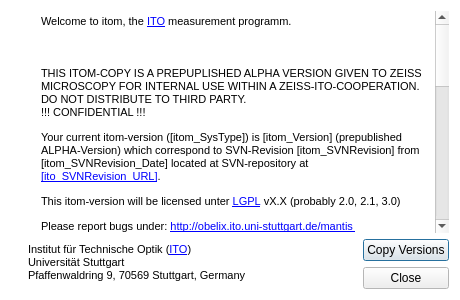
First picture: the form in Qitom/ui/dialogAbout.ui, repository itom-project/itom, before the edit.
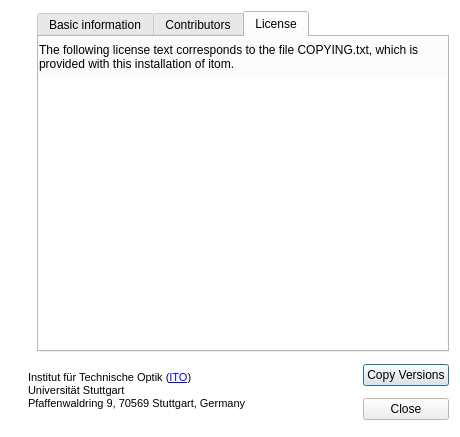
Second picture: the form after the edit. The open tabs and pages were chosen to show the change. Icons and pictures are not drawn.

Commit message: added license text and contributors to about dialog.

Patch:
```diff
--- a/Qitom/ui/dialogAbout.ui
+++ b/Qitom/ui/dialogAbout.ui
@@ -7,7 +7,7 @@
     <x>0</x>
     <y>0</y>
     <width>460</width>
-    <height>300</height>
+    <height>437</height>
    </rect>
   </property>
   <property name="minimumSize">
@@ -62,7 +62,7 @@
   <property name="windowTitle">
    <string>About ITOM</string>
   </property>
-  <layout class="QVBoxLayout" name="verticalLayout_3">
+  <layout class="QVBoxLayout" name="verticalLayout_3" stretch="5,1">
    <item>
     <layout class="QHBoxLayout" name="horizontalLayout">
      <item>
@@ -99,7 +99,23 @@
       </layout>
      </item>
      <item>
-      <widget class="QTextEdit" name="infoText">
+      <widget class="QTabWidget" name="tabWidget">
+       <property name="currentIndex">
+        <number>0</number>
+       </property>
+       <widget class="QWidget" name="tab">
+        <attribute name="title">
+         <string>Basic information</string>
+        </attribute>
+        <layout class="QVBoxLayout" name="verticalLayout_4">
+         <property name="spacing">
+          <number>0</number>
+         </property>
+         <property name="margin">
+          <number>0</number>
+         </property>
+         <item>
+          <widget class="QTextEdit" name="txtBasic">
        <property name="enabled">
         <bool>true</bool>
        </property>
@@ -128,37 +144,134 @@
 &lt;html&gt;&lt;head&gt;&lt;meta name=&quot;qrichtext&quot; content=&quot;1&quot; /&gt;&lt;style type=&quot;text/css&quot;&gt;
 p, li { white-space: pre-wrap; }
 &lt;/style&gt;&lt;/head&gt;&lt;body style=&quot; font-family:'MS Shell Dlg 2'; font-size:8.25pt; font-weight:400; font-style:normal;&quot;&gt;
-&lt;p style=&quot; margin-top:0px; margin-bottom:0px; margin-left:0px; margin-right:0px; -qt-block-indent:0; text-indent:0px;&quot;&gt;&lt;span style=&quot; font-size:8pt;&quot;&gt;Welcome to itom, the &lt;/span&gt;&lt;a href=&quot;http://www.ito.uni-stuttgart.de&quot;&gt;&lt;span style=&quot; font-size:8pt; text-decoration: underline; color:#0000ff;&quot;&gt;ITO&lt;/span&gt;&lt;/a&gt;&lt;span style=&quot; font-size:8pt;&quot;&gt; measurement programm.&lt;/span&gt;&lt;/p&gt;
-&lt;p style=&quot;-qt-paragraph-type:empty; margin-top:0px; margin-bottom:0px; margin-left:0px; margin-right:0px; -qt-block-indent:0; text-indent:0px; font-size:8pt;&quot;&gt;&lt;/p&gt;
-&lt;p style=&quot; margin-top:0px; margin-bottom:0px; margin-left:0px; margin-right:0px; -qt-block-indent:0; text-indent:0px;&quot;&gt;&lt;span style=&quot; font-size:8pt;&quot;&gt;&lt;br /&gt;&lt;/span&gt;&lt;/p&gt;
-&lt;p style=&quot; margin-top:0px; margin-bottom:0px; margin-left:0px; margin-right:0px; -qt-block-indent:0; text-indent:0px;&quot;&gt;&lt;span style=&quot; font-size:8pt;&quot;&gt;THIS ITOM-COPY IS A PREPUPLISHED ALPHA VERSION GIVEN TO ZEISS MICROSCOPY FOR INTERNAL USE WITHIN A ZEISS-ITO-COOPERATION. DO NOT DISTRIBUTE TO THIRD PARTY.&lt;br /&gt;!!! CONFIDENTIAL !!!&lt;/span&gt;&lt;/p&gt;
-&lt;p style=&quot; margin-top:12px; margin-bottom:12px; margin-left:0px; margin-right:0px; -qt-block-indent:0; text-indent:0px;&quot;&gt;&lt;span style=&quot; font-size:8pt;&quot;&gt;Your current itom-version ([itom_SysType]) is [itom_Version] (prepublished ALPHA-Version) which correspond to SVN-Revision [itom_SVNRevision] from [itom_SVNRevision_Date] located at SVN-repository at &lt;/span&gt;&lt;a href=&quot;[ito_SVNRevision_URL]&quot;&gt;&lt;span style=&quot; font-size:8pt; text-decoration: underline; color:#0000ff;&quot;&gt;[ito_SVNRevision_URL]&lt;/span&gt;&lt;/a&gt;&lt;span style=&quot; font-size:8pt;&quot;&gt;.&lt;/span&gt;&lt;/p&gt;
-&lt;p style=&quot; margin-top:12px; margin-bottom:12px; margin-left:0px; margin-right:0px; -qt-block-indent:0; text-indent:0px;&quot;&gt;&lt;span style=&quot; font-size:8pt;&quot;&gt;This itom-version will be licensed unter &lt;/span&gt;&lt;a href=&quot;http://www.gnu.org/licenses/lgpl.html&quot;&gt;&lt;span style=&quot; font-size:8pt; text-decoration: underline; color:#0000ff;&quot;&gt;LGPL&lt;/span&gt;&lt;/a&gt;&lt;span style=&quot; font-size:8pt;&quot;&gt; vX.X (probably 2.0, 2.1, 3.0)&lt;/span&gt;&lt;/p&gt;
-&lt;p style=&quot; margin-top:12px; margin-bottom:12px; margin-left:0px; margin-right:0px; -qt-block-indent:0; text-indent:0px;&quot;&gt;&lt;span style=&quot; font-size:8pt;&quot;&gt;Please report bugs under: &lt;/span&gt;&lt;a href=&quot;http://obelix.ito.uni-stuttgart.de/mantis &quot;&gt;&lt;span style=&quot; font-size:8pt; text-decoration: underline; color:#0000ff;&quot;&gt;http://obelix.ito.uni-stuttgart.de/mantis &lt;/span&gt;&lt;/a&gt;&lt;span style=&quot; font-size:8pt;&quot;&gt; &lt;/span&gt;&lt;/p&gt;
-&lt;p style=&quot; margin-top:12px; margin-bottom:12px; margin-left:0px; margin-right:0px; -qt-block-indent:0; text-indent:0px;&quot;&gt;&lt;span style=&quot; font-size:8pt;&quot;&gt;[version_Warnings] Cheers your itom team&lt;/span&gt;&lt;/p&gt;
-&lt;p style=&quot; margin-top:12px; margin-bottom:12px; margin-left:0px; margin-right:0px; -qt-block-indent:0; text-indent:0px;&quot;&gt;&lt;span style=&quot; font-size:8pt;&quot;&gt;Your main programm of itom uses the following third party packages:&lt;/span&gt;&lt;/p&gt;
-&lt;ul style=&quot;margin-top: 0px; margin-bottom: 0px; margin-left: 0px; margin-right: 0px; -qt-list-indent: 1;&quot;&gt;&lt;li style=&quot; font-size:8pt;&quot; style=&quot; margin-top:12px; margin-bottom:0px; margin-left:0px; margin-right:0px; -qt-block-indent:0; text-indent:0px;&quot;&gt;&lt;a href=&quot;http://opencv.willowgarage.com/wiki/&quot;&gt;&lt;span style=&quot; text-decoration: underline; color:#0000ff;&quot;&gt;openCV&lt;/span&gt;&lt;/a&gt; openCV in version [openCV_Version] by Willow Garage unter BSD-license.  &lt;/li&gt;
-&lt;li style=&quot; font-size:8pt;&quot; style=&quot; margin-top:0px; margin-bottom:0px; margin-left:0px; margin-right:0px; -qt-block-indent:0; text-indent:0px;&quot;&gt;&lt;a href=&quot;http://www.pointclouds.org/&quot;&gt;&lt;span style=&quot; text-decoration: underline; color:#0000ff;&quot;&gt;point cload library&lt;/span&gt;&lt;/a&gt; in version [PCL_Version] by Willow Garage unter BSD-license.  &lt;/li&gt;
-&lt;li style=&quot; font-size:8pt;&quot; style=&quot; margin-top:0px; margin-bottom:0px; margin-left:0px; margin-right:0px; -qt-block-indent:0; text-indent:0px;&quot;&gt;The &lt;a href=&quot;http://qt.nokia.com/&quot;&gt;&lt;span style=&quot; text-decoration: underline; color:#0000ff;&quot;&gt;QT-Framework&lt;/span&gt;&lt;/a&gt; in version [QT_Your_Version] (Compile-Version [QT_Version]) by Nokia unter LGPL.  &lt;/li&gt;
-&lt;li style=&quot; font-size:8pt;&quot; style=&quot; margin-top:0px; margin-bottom:0px; margin-left:0px; margin-right:0px; -qt-block-indent:0; text-indent:0px;&quot;&gt;&lt;a href=&quot;http://qwt.sourceforge.net&quot;&gt;&lt;span style=&quot; text-decoration: underline; color:#0000ff;&quot;&gt;QwtPlot&lt;/span&gt;&lt;/a&gt; in version [QwtPlot_Version] by Uwe Rathmann and Josef Wilgen under LGPL with additional &lt;a href=&quot;http://qwt.sourceforge.net/qwtlicense.html&quot;&gt;&lt;span style=&quot; text-decoration: underline; color:#0000ff;&quot;&gt;exceptions&lt;/span&gt;&lt;/a&gt;.  &lt;/li&gt;
-&lt;li style=&quot; font-size:8pt;&quot; style=&quot; margin-top:0px; margin-bottom:0px; margin-left:0px; margin-right:0px; -qt-block-indent:0; text-indent:0px;&quot;&gt;QPropertyEditor under LGPL  &lt;/li&gt;
-&lt;li style=&quot; font-size:8pt;&quot; style=&quot; margin-top:0px; margin-bottom:0px; margin-left:0px; margin-right:0px; -qt-block-indent:0; text-indent:0px;&quot;&gt;&lt;a href=&quot;http://www.riverbankcomputing.co.uk/software/qscintilla/intro&quot;&gt;&lt;span style=&quot; text-decoration: underline; color:#0000ff;&quot;&gt;QScintilla&lt;/span&gt;&lt;/a&gt; in version 2.6.0 by Riverbank Computed Limited under GPL with additional exceptions.  &lt;/li&gt;
-&lt;li style=&quot; font-size:8pt;&quot; style=&quot; margin-top:0px; margin-bottom:0px; margin-left:0px; margin-right:0px; -qt-block-indent:0; text-indent:0px;&quot;&gt;QScintilla is a port to Qt of Neil Hodgson's  &lt;a href=&quot;http://www.scintilla.org/&quot;&gt;&lt;span style=&quot; text-decoration: underline; color:#0000ff;&quot;&gt;Scintilla&lt;/span&gt;&lt;/a&gt; C++ editor control.  &lt;/li&gt;
-&lt;li style=&quot; font-size:8pt;&quot; style=&quot; margin-top:0px; margin-bottom:0px; margin-left:0px; margin-right:0px; -qt-block-indent:0; text-indent:0px;&quot;&gt;&lt;a href=&quot;http://www.python.org&quot;&gt;&lt;span style=&quot; text-decoration: underline; color:#0000ff;&quot;&gt;Python&lt;/span&gt;&lt;/a&gt; in version [Py_Version] by Python Software Foundation unter Python-License (similar to BSD license).  &lt;/li&gt;
-&lt;li style=&quot; font-size:8pt;&quot; style=&quot; margin-top:0px; margin-bottom:0px; margin-left:0px; margin-right:0px; -qt-block-indent:0; text-indent:0px;&quot;&gt;Python-package &lt;a href=&quot;http://numpy.scipy.org/&quot;&gt;&lt;span style=&quot; text-decoration: underline; color:#0000ff;&quot;&gt;NumPy&lt;/span&gt;&lt;/a&gt; and &lt;a href=&quot;http://www.scipy.org&quot;&gt;&lt;span style=&quot; text-decoration: underline; color:#0000ff;&quot;&gt;SciPy&lt;/span&gt;&lt;/a&gt; under BSD compatible license.  &lt;/li&gt;
-&lt;li style=&quot; font-size:8pt;&quot; style=&quot; margin-top:0px; margin-bottom:12px; margin-left:0px; margin-right:0px; -qt-block-indent:0; text-indent:0px;&quot;&gt;&lt;a href=&quot;http://matplotlib.sourceforge.net&quot;&gt;&lt;span style=&quot; text-decoration: underline; color:#0000ff;&quot;&gt;MatPlotLib&lt;/span&gt;&lt;/a&gt; under BSD compatible license.&lt;/li&gt;&lt;/ul&gt;
-&lt;p style=&quot; margin-top:0px; margin-bottom:0px; margin-left:0px; margin-right:0px; -qt-block-indent:0; text-indent:0px;&quot;&gt;&lt;span style=&quot; font-size:8pt;&quot;&gt;  Further used third party packages &lt;/span&gt;&lt;/p&gt;
-&lt;ul style=&quot;margin-top: 0px; margin-bottom: 0px; margin-left: 0px; margin-right: 0px; -qt-list-indent: 1;&quot;&gt;&lt;li style=&quot; font-size:8pt;&quot; style=&quot; margin-top:12px; margin-bottom:0px; margin-left:0px; margin-right:0px; -qt-block-indent:0; text-indent:0px;&quot;&gt;Google test framework by Google under New BSD-license &lt;/li&gt;
-&lt;li style=&quot; font-size:8pt;&quot; style=&quot; margin-top:0px; margin-bottom:12px; margin-left:0px; margin-right:0px; -qt-block-indent:0; text-indent:0px;&quot;&gt;PythonQt, the python interaction with QT was inspired by PythonQt (under LGPL).&lt;/li&gt;&lt;/ul&gt;
-&lt;p style=&quot; margin-top:0px; margin-bottom:0px; margin-left:0px; margin-right:0px; -qt-block-indent:0; text-indent:0px;&quot;&gt;&lt;span style=&quot; font-size:8pt;&quot;&gt;Some of the PlugIns may contain further third party packages, e.g.&lt;/span&gt;&lt;/p&gt;
-&lt;ul style=&quot;margin-top: 0px; margin-bottom: 0px; margin-left: 0px; margin-right: 0px; -qt-list-indent: 1;&quot;&gt;&lt;li style=&quot; font-size:8pt;&quot; style=&quot; margin-top:12px; margin-bottom:0px; margin-left:0px; margin-right:0px; -qt-block-indent:0; text-indent:0px;&quot;&gt;NVidia CUDA SDK by NVidia unter NVidia CUDA SDK License, &lt;/li&gt;
-&lt;li style=&quot; font-size:8pt;&quot; style=&quot; margin-top:0px; margin-bottom:0px; margin-left:0px; margin-right:0px; -qt-block-indent:0; text-indent:0px;&quot;&gt;OpenMP, see &lt;a href=&quot;http://openmp.org/wp/&quot;&gt;&lt;span style=&quot; text-decoration: underline; color:#0000ff;&quot;&gt;http://openmp.org/wp/&lt;/span&gt;&lt;/a&gt; &lt;/li&gt;
-&lt;li style=&quot; font-size:8pt;&quot; style=&quot; margin-top:0px; margin-bottom:12px; margin-left:0px; margin-right:0px; -qt-block-indent:0; text-indent:0px;&quot;&gt;Hardware dependent third party driver and SDKs with different license models,&lt;/li&gt;&lt;/ul&gt;
-&lt;p style=&quot; margin-top:0px; margin-bottom:0px; margin-left:0px; margin-right:0px; -qt-block-indent:0; text-indent:0px;&quot;&gt;&lt;span style=&quot; font-size:8pt;&quot;&gt;or my be published unter different terms or contitions than the main itom-programm. So please check plugin-license before distributing itom-plugins.&lt;/span&gt;&lt;/p&gt;&lt;/body&gt;&lt;/html&gt;</string>
+&lt;p style=&quot;-qt-paragraph-type:empty; margin-top:0px; margin-bottom:0px; margin-left:0px; margin-right:0px; -qt-block-indent:0; text-indent:0px;&quot;&gt;&lt;br /&gt;&lt;/p&gt;&lt;/body&gt;&lt;/html&gt;</string>
        </property>
        <property name="textInteractionFlags">
         <set>Qt::LinksAccessibleByMouse|Qt::TextSelectableByMouse</set>
        </property>
+          </widget>
+         </item>
+        </layout>
+       </widget>
+       <widget class="QWidget" name="tab_2">
+        <attribute name="title">
+         <string>Contributors</string>
+        </attribute>
+        <layout class="QVBoxLayout" name="verticalLayout_5">
+         <property name="spacing">
+          <number>0</number>
+         </property>
+         <property name="margin">
+          <number>0</number>
+         </property>
+         <item>
+          <widget class="QTextEdit" name="txtContributors">
+           <property name="enabled">
+            <bool>true</bool>
+           </property>
+           <property name="font">
+            <font>
+             <kerning>true</kerning>
+            </font>
+           </property>
+           <property name="autoFillBackground">
+            <bool>true</bool>
+           </property>
+           <property name="frameShape">
+            <enum>QFrame::NoFrame</enum>
+           </property>
+           <property name="frameShadow">
+            <enum>QFrame::Raised</enum>
+           </property>
+           <property name="lineWidth">
+            <number>1</number>
+           </property>
+           <property name="readOnly">
+            <bool>true</bool>
+           </property>
+           <property name="html">
+            <string>&lt;!DOCTYPE HTML PUBLIC &quot;-//W3C//DTD HTML 4.0//EN&quot; &quot;http://www.w3.org/TR/REC-html40/strict.dtd&quot;&gt;
+&lt;html&gt;&lt;head&gt;&lt;meta name=&quot;qrichtext&quot; content=&quot;1&quot; /&gt;&lt;style type=&quot;text/css&quot;&gt;
+p, li { white-space: pre-wrap; }
+&lt;/style&gt;&lt;/head&gt;&lt;body style=&quot; font-family:'MS Shell Dlg 2'; font-size:8.25pt; font-weight:400; font-style:normal;&quot;&gt;
+&lt;p style=&quot;-qt-paragraph-type:empty; margin-top:0px; margin-bottom:0px; margin-left:0px; margin-right:0px; -qt-block-indent:0; text-indent:0px;&quot;&gt;&lt;br /&gt;&lt;/p&gt;&lt;/body&gt;&lt;/html&gt;</string>
+           </property>
+           <property name="textInteractionFlags">
+            <set>Qt::LinksAccessibleByMouse|Qt::TextSelectableByMouse</set>
+           </property>
+          </widget>
+         </item>
+        </layout>
+       </widget>
+       <widget class="QWidget" name="tab_3">
+        <attribute name="title">
+         <string>License</string>
+        </attribute>
+        <layout class="QVBoxLayout" name="verticalLayout_6">
+         <property name="spacing">
+          <number>0</number>
+         </property>
+         <property name="margin">
+          <number>0</number>
+         </property>
+         <item>
+          <widget class="QLabel" name="label">
+           <property name="minimumSize">
+            <size>
+             <width>0</width>
+             <height>40</height>
+            </size>
+           </property>
+           <property name="text">
+            <string>The following license text corresponds to the file COPYING.txt, which is provided with this installation of itom. </string>
+           </property>
+           <property name="alignment">
+            <set>Qt::AlignLeading|Qt::AlignLeft|Qt::AlignVCenter</set>
+           </property>
+           <property name="wordWrap">
+            <bool>true</bool>
+           </property>
+          </widget>
+         </item>
+         <item>
+          <widget class="QTextEdit" name="txtLicense">
+           <property name="enabled">
+            <bool>true</bool>
+           </property>
+           <property name="font">
+            <font>
+             <kerning>true</kerning>
+            </font>
+           </property>
+           <property name="autoFillBackground">
+            <bool>true</bool>
+           </property>
+           <property name="frameShape">
+            <enum>QFrame::NoFrame</enum>
+           </property>
+           <property name="frameShadow">
+            <enum>QFrame::Raised</enum>
+           </property>
+           <property name="lineWidth">
+            <number>1</number>
+           </property>
+           <property name="readOnly">
+            <bool>true</bool>
+           </property>
+           <property name="html">
+            <string>&lt;!DOCTYPE HTML PUBLIC &quot;-//W3C//DTD HTML 4.0//EN&quot; &quot;http://www.w3.org/TR/REC-html40/strict.dtd&quot;&gt;
+&lt;html&gt;&lt;head&gt;&lt;meta name=&quot;qrichtext&quot; content=&quot;1&quot; /&gt;&lt;style type=&quot;text/css&quot;&gt;
+p, li { white-space: pre-wrap; }
+&lt;/style&gt;&lt;/head&gt;&lt;body style=&quot; font-family:'MS Shell Dlg 2'; font-size:8.25pt; font-weight:400; font-style:normal;&quot;&gt;
+&lt;p style=&quot;-qt-paragraph-type:empty; margin-top:0px; margin-bottom:0px; margin-left:0px; margin-right:0px; -qt-block-indent:0; text-indent:0px;&quot;&gt;&lt;br /&gt;&lt;/p&gt;&lt;/body&gt;&lt;/html&gt;</string>
+           </property>
+           <property name="textInteractionFlags">
+            <set>Qt::LinksAccessibleByMouse|Qt::TextSelectableByMouse</set>
+           </property>
+          </widget>
+         </item>
+        </layout>
+       </widget>
       </widget>
      </item>
     </layout>
@@ -170,6 +283,12 @@
      </property>
      <item>
       <widget class="QLabel" name="ITOLogo">
+       <property name="sizePolicy">
+        <sizepolicy hsizetype="Preferred" vsizetype="MinimumExpanding">
+         <horstretch>0</horstretch>
+         <verstretch>0</verstretch>
+        </sizepolicy>
+       </property>
        <property name="maximumSize">
         <size>
          <width>64</width>
@@ -195,6 +314,12 @@
        <property name="enabled">
         <bool>true</bool>
        </property>
+       <property name="sizePolicy">
+        <sizepolicy hsizetype="Expanding" vsizetype="MinimumExpanding">
+         <horstretch>0</horstretch>
+         <verstretch>0</verstretch>
+        </sizepolicy>
+       </property>
        <property name="minimumSize">
         <size>
          <width>250</width>
```
Left out of the diff: 2 changed lines with no effect on the pictures. Lines whose indentation alone changed are shown as unchanged. The commit also changes 11 other files.
